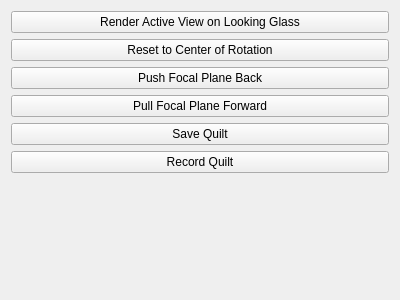
First picture: the form in Plugins/LookingGlass/pqLookingGlassDockPanel.ui, repository Kitware/ParaView, before the edit.
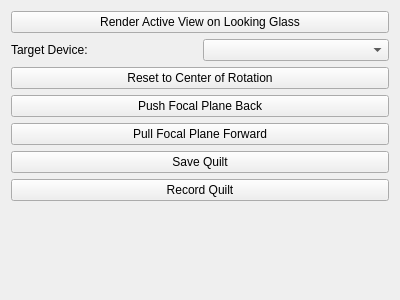
Second picture: the form after the edit.

Commit message:
Add target device selection
The user is now able to select a target device. If a device is
attached that device will be selected by default. If the target
device is changed to rendering is reset.

Diff of the .ui file:
```diff
--- a/Plugins/LookingGlass/pqLookingGlassDockPanel.ui
+++ b/Plugins/LookingGlass/pqLookingGlassDockPanel.ui
@@ -21,6 +21,20 @@
      </property>
     </widget>
    </item>
+   <item>
+    <layout class="QHBoxLayout" name="TargetDeviceLayout">
+     <item>
+      <widget class="QLabel" name="TargetDeviceLabel">
+       <property name="text">
+        <string>Target Device:</string>
+       </property>
+      </widget>
+     </item>
+     <item>
+      <widget class="QComboBox" name="TargetDeviceComboBox"/>
+     </item>
+    </layout>
+   </item>
    <item>
     <widget class="QPushButton" name="ResetToCenterOfRotationButton">
      <property name="text">
```
The commit also changes 2 other files.
